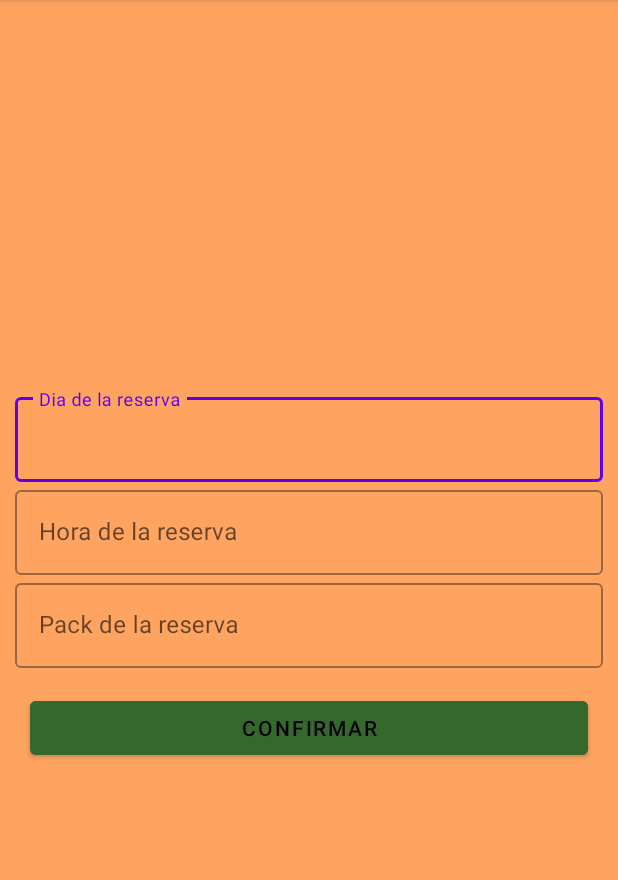
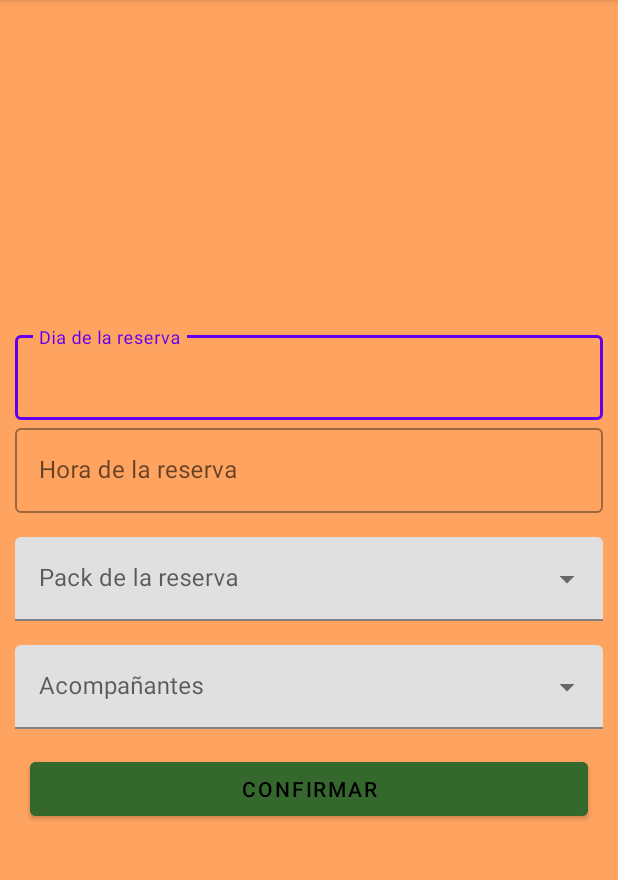
Before and after one commit to daniidoblass14/SantaClaraGolfKotl, an Android app: the ReservasCampo screen opened directly, with no data from a screen before it, on a phone screen of 412 x 824 dp, the part 84-964 px from its top. Run offline under Robolectric (Android 15) with nearby library versions, the phone set to English and light mode, and no system bars; our stand-ins replace Firebase (no records; nobody signed in at launch, a user with empty details on screens opened directly).

Commit message:
commit 5

```diff
--- a/app/src/main/java/com/example/santaclaragolfkotl/ReservasCampo.kt
+++ b/app/src/main/java/com/example/santaclaragolfkotl/ReservasCampo.kt
@@ -2,20 +2,171 @@ package com.example.santaclaragolfkotl
 
 import android.annotation.SuppressLint
 import android.os.Bundle
-import android.widget.Button
-import android.widget.ImageView
+import android.text.InputType
+import android.widget.*
 import androidx.appcompat.app.AppCompatActivity
-import com.bumptech.glide.Glide
-import com.bumptech.glide.load.resource.drawable.DrawableTransitionOptions
+import com.google.android.material.datepicker.CalendarConstraints
+import com.google.android.material.datepicker.DateValidatorPointForward
+import com.google.android.material.datepicker.MaterialDatePicker
+import com.google.android.material.textfield.TextInputEditText
+import com.google.android.material.textfield.TextInputLayout
+import java.text.SimpleDateFormat
+import java.util.*
+import com.google.android.material.timepicker.MaterialTimePicker
+import com.google.android.material.timepicker.TimeFormat
+import android.text.format.DateFormat
+import androidx.appcompat.app.AlertDialog
+import com.google.firebase.firestore.FirebaseFirestore
 
 class ReservasCampo: AppCompatActivity() {
 
+    private var textFieldDay : TextInputEditText? = null
+    private var textFieldHour : TextInputEditText? = null
 
+    private var packsDropdown : AutoCompleteTextView? = null
+    private var guestsDropdown : AutoCompleteTextView? = null
+
+    private var packsDatos = mutableListOf<String>()
+    private var guestsDatos = mutableListOf<String>()
+
+    private lateinit var datePicker: MaterialDatePicker<Long>
+    private lateinit var timePicker: MaterialTimePicker
+
+    private val db = FirebaseFirestore.getInstance();
 
     @SuppressLint("MissingInflatedId")
     override fun onCreate(savedInstanceState: Bundle?) {
         super.onCreate(savedInstanceState)
         setContentView(R.layout.field_reservation_layout)
 
+        textFieldDay = findViewById<TextInputEditText>(R.id.textInputDay)
+        textFieldDay?.inputType = InputType.TYPE_NULL
+
+        textFieldHour = findViewById<TextInputEditText>(R.id.textInputHour)
+        textFieldHour?.inputType = InputType.TYPE_NULL
+
+        packsDropdown = findViewById<AutoCompleteTextView>(R.id.packsFilledExposedDropdown)
+        guestsDropdown = findViewById<AutoCompleteTextView>(R.id.guestsFilledExposedDropdown)
+
+        guestsDatos = mutableListOf("1", "2", "3", "4")
+        val guestsAdapter = ArrayAdapter(this, androidx.constraintlayout.widget.R.layout.support_simple_spinner_dropdown_item, guestsDatos)
+        guestsDropdown?.setAdapter(guestsAdapter)
+
+        setupDatePicker()
+        setDatePickerListener()
+        setupTimePicker()
+        setTimePickerListener()
+        searchPacks()
+
     }
+
+    private fun searchPacks() {
+
+        db.collection("Pack de reservas").get().addOnCompleteListener { task ->
+            if (task.isSuccessful) {
+                val documents = task.result?.documents
+
+                for (document in documents!!) {
+                    // Accede a los datos del documento
+                    val nombre = document.getString("nombre")
+
+                    // Muestra los resultados en un Toast
+                    packsDatos.add(nombre!!)
+                }
+                val palosArray = packsDatos.toTypedArray()
+                val adapterPalos = ArrayAdapter(this, android.R.layout.simple_dropdown_item_1line, palosArray)
+                packsDropdown?.setAdapter(adapterPalos)
+            } else {
+                // Maneja el error en caso de que la consulta falle
+                val mensajeError =
+                    "Error al recuperar los datos: ${task.exception?.message}"
+                Toast.makeText(this, mensajeError, Toast.LENGTH_SHORT).show()
+            }
+
+        }
+    }
+
+    private fun setupTimePicker() {
+        val isSystem24HourFormat = DateFormat.is24HourFormat(this)
+
+        timePicker = MaterialTimePicker.Builder()
+            .setTimeFormat(if (isSystem24HourFormat) TimeFormat.CLOCK_24H else TimeFormat.CLOCK_12H)
+            .setHour(8)
+            .setMinute(0)
+            .setTitleText("Select Time")
+            .build()
+    }
+
+    private fun setTimePickerListener() {
+        textFieldHour?.setOnClickListener {
+            timePicker.show(supportFragmentManager, "TimePicker")
+        }
+
+        timePicker.addOnPositiveButtonClickListener {
+            val selectedHour = timePicker.hour
+            val selectedMinute = timePicker.minute
+
+            if (isTimeInRange(selectedHour, selectedMinute)) {
+                val formattedTime = String.format("%02d:%02d", selectedHour, selectedMinute)
+                textFieldHour?.setText(formattedTime)
+            } else {
+                showOutOfRangeDialog()
+                textFieldHour?.text?.clear()
+            }
+        }
+    }
+
+    private fun isTimeInRange(hour: Int, minute: Int): Boolean {
+        val selectedTime = hour * 100 + minute
+
+        return selectedTime in 800..1800
+    }
+
+    private fun showOutOfRangeDialog() {
+        val dialog = AlertDialog.Builder(this)
+            .setTitle("Invalid Time")
+            .setMessage("Please select a time between 8:00 and 18:00.")
+            .setPositiveButton("OK", null)
+            .create()
+
+        dialog.show()
+    }
+
+    private fun setupDatePicker() {
+        val builder = MaterialDatePicker.Builder.datePicker()
+        builder.setTitleText("Select Date")
+
+        val today = MaterialDatePicker.todayInUtcMilliseconds()
+        val calendar = Calendar.getInstance()
+        calendar.timeInMillis = today
+
+        val maxDate = calendar.apply { set(Calendar.YEAR, 2025) }.timeInMillis
+
+        builder.setSelection(today)
+        builder.setCalendarConstraints(
+            CalendarConstraints.Builder()
+                .setStart(today)
+                .setEnd(maxDate)
+                .setValidator(DateValidatorPointForward.from(today))
+                .build()
+        )
+
+        datePicker = builder.build()
+    }
+    private fun setDatePickerListener() {
+        textFieldDay?.setOnClickListener {
+            datePicker.show(supportFragmentManager, "DatePicker")
+        }
+
+        datePicker.addOnPositiveButtonClickListener { selectedDate ->
+            val calendar = Calendar.getInstance()
+            calendar.timeInMillis = selectedDate
+
+            val formattedDate = SimpleDateFormat("dd/MM/yyyy", Locale.getDefault()).format(calendar.time)
+            textFieldDay?.setText(formattedDate)
+        }
+    }
+
+
+
 }
--- a/app/src/main/res/layout/field_reservation_layout.xml
+++ b/app/src/main/res/layout/field_reservation_layout.xml
@@ -27,6 +27,7 @@
             app:layout_constraintTop_toTopOf="parent">
 
             <com.google.android.material.textfield.TextInputEditText
+                android:id="@+id/textInputDay"
                 android:layout_width="match_parent"
                 android:layout_height="wrap_content"
                 android:imeOptions="actionNext"
@@ -44,6 +45,7 @@
             android:hint="@string/reservation_hour">
 
             <com.google.android.material.textfield.TextInputEditText
+                android:id="@+id/textInputHour"
                 android:layout_width="match_parent"
                 android:layout_height="wrap_content"
                 android:singleLine="true"
@@ -51,21 +53,45 @@
         </com.google.android.material.textfield.TextInputLayout>
 
         <com.google.android.material.textfield.TextInputLayout
-            style="@style/Widget.MaterialComponents.TextInputLayout.OutlinedBox"
-            android:id="@+id/textFieldGuests"
+            android:id="@+id/textInputLayoutPacks"
+            style="@style/Widget.MaterialComponents.TextInputLayout.FilledBox.ExposedDropdownMenu"
             android:layout_width="match_parent"
             android:layout_height="wrap_content"
+            android:hint="@string/reservation_pack"
+            android:orientation="horizontal"
             app:layout_constraintTop_toBottomOf="@id/textFieldHour"
+            android:layout_marginStart="10dp"
             android:layout_marginEnd="10dp"
-            android:layout_marginStart="10dp"
-            android:hint="@string/reservation_pack">
+            android:layout_marginTop="16dp">
 
-            <com.google.android.material.textfield.TextInputEditText
+            <AutoCompleteTextView
+                android:id="@+id/packsFilledExposedDropdown"
                 android:layout_width="match_parent"
                 android:layout_height="wrap_content"
-                android:singleLine="true"
-                android:imeOptions="actionNext"/>
+                android:inputType="none" />
+
         </com.google.android.material.textfield.TextInputLayout>
+
+        <com.google.android.material.textfield.TextInputLayout
+            android:id="@+id/textInputLayoutGuests"
+            style="@style/Widget.MaterialComponents.TextInputLayout.FilledBox.ExposedDropdownMenu"
+            android:layout_width="match_parent"
+            android:layout_height="wrap_content"
+            android:hint="@string/reservation_guests"
+            android:orientation="horizontal"
+            app:layout_constraintTop_toBottomOf="@id/textInputLayoutPacks"
+            android:layout_marginStart="10dp"
+            android:layout_marginEnd="10dp"
+            android:layout_marginTop="16dp">
+
+            <AutoCompleteTextView
+                android:id="@+id/guestsFilledExposedDropdown"
+                android:layout_width="match_parent"
+                android:layout_height="wrap_content"
+                android:inputType="none" />
+
+        </com.google.android.material.textfield.TextInputLayout>
+
 
 
         <Button
@@ -81,7 +107,7 @@
             android:textColor="@android:color/black"
             app:layout_constraintEnd_toEndOf="parent"
             app:layout_constraintStart_toStartOf="parent"
-            app:layout_constraintTop_toBottomOf="@+id/textFieldGuests" />
+            app:layout_constraintTop_toBottomOf="@+id/textInputLayoutGuests" />
 
 
     </androidx.constraintlayout.widget.ConstraintLayout>
--- a/app/src/main/res/values/strings.xml
+++ b/app/src/main/res/values/strings.xml
@@ -23,4 +23,5 @@
     <string name="golf_balls">Pelotas</string>
     <string name="golf_goves">Guantes</string>
     <string name="pitch_fork">Arreglpiques</string>
+    <string name="ok">Ok</string>
 </resources>
```
